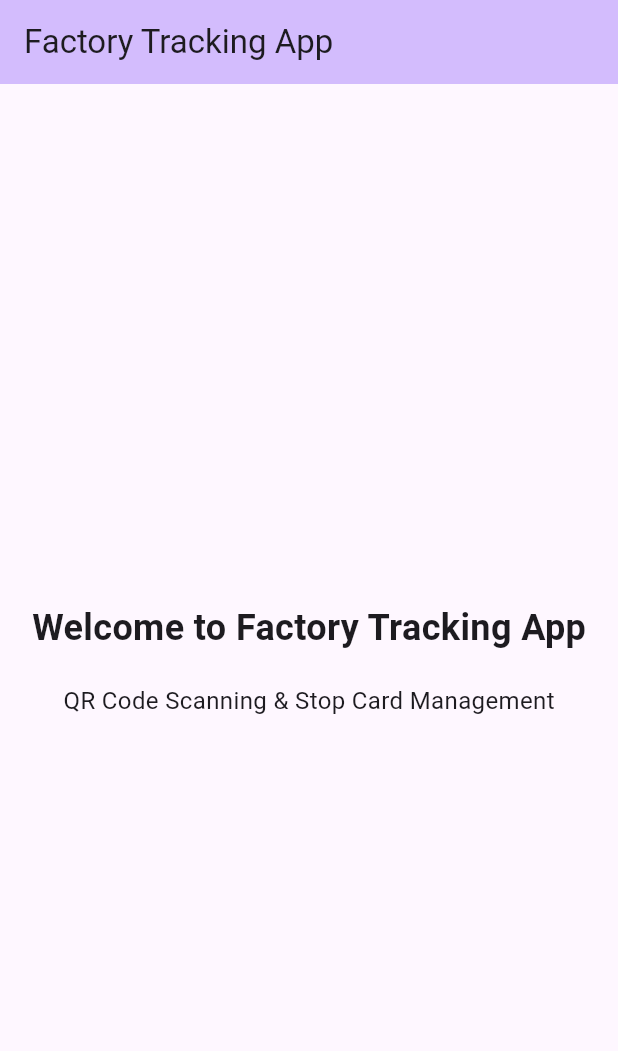
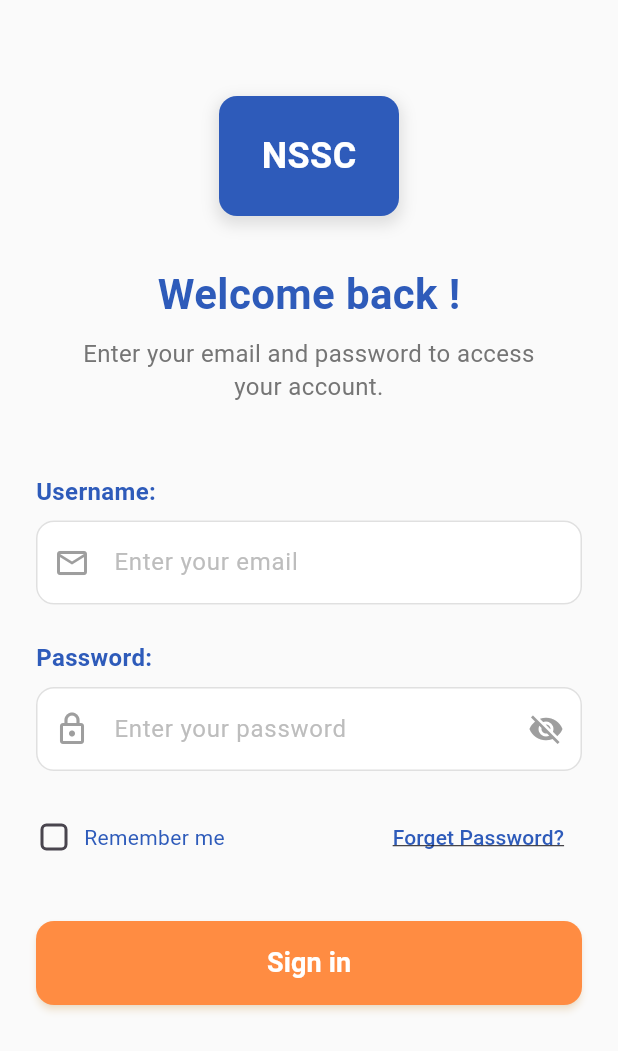
Before and after one commit to omarkhaledf99-hash/NSSC, a Flutter app: the screen it shows after launch, on a phone screen of 412 x 824 dp. Shown: the top 1051 px of the screen. Run offline on Flutter 3.47's test engine with Material 3 defaults, Android fonts, the phone set to English and light mode, and no system bars; our stand-ins replace flutter_secure_storage, shared_preferences; accounts and stored records are empty.

Commit message:
feat(auth): add secure authentication flow with splash and login screens
- Add flutter_secure_storage for JWT token management
- Implement splash screen with auth status check
- Create login screen with form validation
- Add auth service for API communication
- Update platform registrants for new dependencies

```diff
--- a/factory_tracking_app/lib/main.dart
+++ b/factory_tracking_app/lib/main.dart
@@ -3,6 +3,7 @@ import 'package:provider/provider.dart';
 import 'providers/auth_provider.dart';
 import 'providers/checkpoint_provider.dart';
 import 'providers/stopcard_provider.dart';
+import 'screens/splash_screen.dart';
 
 void main() {
   runApp(const MyApp());
@@ -30,7 +31,7 @@ class MyApp extends StatelessWidget {
           colorScheme: ColorScheme.fromSeed(seedColor: Colors.deepPurple),
           useMaterial3: true,
         ),
-        home: const MyHomePage(title: 'Factory Tracking App'),
+        home: const SplashScreen(),
       ),
     );
   }
--- /dev/null
+++ b/factory_tracking_app/lib/screens/login_screen.dart
@@ -0,0 +1,409 @@
+import 'package:flutter/material.dart';
+import '../services/auth_service.dart';
+
+class LoginScreen extends StatefulWidget {
+  const LoginScreen({Key? key}) : super(key: key);
+
+  @override
+  State<LoginScreen> createState() => _LoginScreenState();
+}
+
+class _LoginScreenState extends State<LoginScreen> {
+  final _formKey = GlobalKey<FormState>();
+  final _emailController = TextEditingController();
+  final _passwordController = TextEditingController();
+
+  bool _isLoading = false;
+  bool _rememberMe = false;
+  bool _obscurePassword = true;
+  String? _errorMessage;
+
+  @override
+  void dispose() {
+    _emailController.dispose();
+    _passwordController.dispose();
+    super.dispose();
+  }
+
+  String? _validateEmail(String? value) {
+    if (value == null || value.isEmpty) {
+      return 'Please enter your email';
+    }
+    if (!RegExp(r'^[\w-\.]+@([\w-]+\.)+[\w-]{2,4}$').hasMatch(value)) {
+      return 'Please enter a valid email address';
+    }
+    return null;
+  }
+
+  String? _validatePassword(String? value) {
+    if (value == null || value.isEmpty) {
+      return 'Please enter your password';
+    }
+    if (value.length < 6) {
+      return 'Password must be at least 6 characters';
+    }
+    return null;
+  }
+
+  Future<void> _handleLogin() async {
+    if (!_formKey.currentState!.validate()) {
+      return;
+    }
+
+    setState(() {
+      _isLoading = true;
+      _errorMessage = null;
+    });
+
+    try {
+      final result = await AuthService.login(
+        email: _emailController.text.trim(),
+        password: _passwordController.text,
+        rememberMe: _rememberMe,
+      );
+
+      if (!mounted) return;
+
+      if (result['success']) {
+        // Navigate based on user role
+        final userRole = result['role'];
+        _navigateToDashboard(userRole);
+      } else {
+        setState(() {
+          _errorMessage = result['message'];
+        });
+      }
+    } catch (e) {
+      if (mounted) {
+        setState(() {
+          _errorMessage = 'An unexpected error occurred. Please try again.';
+        });
+      }
+    } finally {
+      if (mounted) {
+        setState(() {
+          _isLoading = false;
+        });
+      }
+    }
+  }
+
+  void _navigateToDashboard(String? userRole) {
+    // For now, show a success message
+    // Replace with actual navigation when dashboards are implemented
+    ScaffoldMessenger.of(context).showSnackBar(
+      SnackBar(
+        content: Text('Login successful! Role: ${userRole ?? 'Unknown'}'),
+        backgroundColor: Colors.green,
+        duration: const Duration(seconds: 3),
+      ),
+    );
+
+    // TODO: Navigate to appropriate dashboard based on role
+    // Navigator.of(context).pushReplacementNamed('/dashboard');
+  }
+
+  @override
+  Widget build(BuildContext context) {
+    return Scaffold(
+      backgroundColor: Colors.grey[50],
+      body: SafeArea(
+        child: SingleChildScrollView(
+          padding: const EdgeInsets.all(24.0),
+          child: Form(
+            key: _formKey,
+            child: Column(
+              crossAxisAlignment: CrossAxisAlignment.stretch,
+              children: [
+                const SizedBox(height: 40),
+
+                // Logo and Title
+                Center(
+                  child: Column(
+                    children: [
+                      Container(
+                        width: 120,
+                        height: 80,
+                        decoration: BoxDecoration(
+                          color: const Color(0xFF2E5BBA),
+                          borderRadius: BorderRadius.circular(12),
+                          boxShadow: [
+                            BoxShadow(
+                              color: Colors.grey.withOpacity(0.3),
+                              spreadRadius: 2,
+                              blurRadius: 8,
+                              offset: const Offset(0, 4),
+                            ),
+                          ],
+                        ),
+                        child: const Center(
+                          child: Text(
+                            'NSSC',
+                            style: TextStyle(
+                              color: Colors.white,
+                              fontSize: 24,
+                              fontWeight: FontWeight.bold,
+                            ),
+                          ),
+                        ),
+                      ),
+                      const SizedBox(height: 32),
+                      const Text(
+                        'Welcome back !',
+                        style: TextStyle(
+                          fontSize: 28,
+                          fontWeight: FontWeight.bold,
+                          color: Color(0xFF2E5BBA),
+                        ),
+                      ),
+                      const SizedBox(height: 8),
+                      Text(
+                        'Enter your email and password to access\nyour account.',
+                        textAlign: TextAlign.center,
+                        style: TextStyle(
+                          fontSize: 16,
+                          color: Colors.grey[600],
+                          height: 1.4,
+                        ),
+                      ),
+                    ],
+                  ),
+                ),
+
+                const SizedBox(height: 48),
+
+                // Error Message
+                if (_errorMessage != null)
+                  Container(
+                    padding: const EdgeInsets.all(12),
+                    margin: const EdgeInsets.only(bottom: 16),
+                    decoration: BoxDecoration(
+                      color: Colors.red[50],
+                      border: Border.all(color: Colors.red[200]!),
+                      borderRadius: BorderRadius.circular(8),
+                    ),
+                    child: Row(
+                      children: [
+                        Icon(Icons.error_outline, color: Colors.red[600], size: 20),
+                        const SizedBox(width: 8),
+                        Expanded(
+                          child: Text(
+                            _errorMessage!,
+                            style: TextStyle(
+                              color: Colors.red[700],
+                              fontSize: 14,
+                            ),
+                          ),
+                        ),
+                      ],
+                    ),
+                  ),
+
+                // Email Field
+                Column(
+                  crossAxisAlignment: CrossAxisAlignment.start,
+                  children: [
+                    const Text(
+                      'Username:',
+                      style: TextStyle(
+                        fontSize: 16,
+                        fontWeight: FontWeight.w600,
+                        color: Color(0xFF2E5BBA),
+                      ),
+                    ),
+                    const SizedBox(height: 8),
+                    TextFormField(
+                      controller: _emailController,
+                      keyboardType: TextInputType.emailAddress,
+                      textInputAction: TextInputAction.next,
+                      validator: _validateEmail,
+                      style: const TextStyle(fontSize: 16),
+                      decoration: InputDecoration(
+                        hintText: 'Enter your email',
+                        hintStyle: TextStyle(color: Colors.grey[400]),
+                        prefixIcon: Icon(Icons.email_outlined, color: Colors.grey[500]),
+                        filled: true,
+                        fillColor: Colors.white,
+                        border: OutlineInputBorder(
+                          borderRadius: BorderRadius.circular(12),
+                          borderSide: BorderSide(color: Colors.grey[300]!),
+                        ),
+                        enabledBorder: OutlineInputBorder(
+                          borderRadius: BorderRadius.circular(12),
+                          borderSide: BorderSide(color: Colors.grey[300]!),
+                        ),
+                        focusedBorder: OutlineInputBorder(
+                          borderRadius: BorderRadius.circular(12),
+                          borderSide: const BorderSide(color: Color(0xFF2E5BBA), width: 2),
+                        ),
+                        errorBorder: OutlineInputBorder(
+                          borderRadius: BorderRadius.circular(12),
+                          borderSide: const BorderSide(color: Colors.red, width: 2),
+                        ),
+                        contentPadding: const EdgeInsets.symmetric(horizontal: 16, vertical: 16),
+                      ),
+                    ),
+                  ],
+                ),
+
+                const SizedBox(height: 24),
+
+                // Password Field
+                Column(
+                  crossAxisAlignment: CrossAxisAlignment.start,
+                  children: [
+                    const Text(
+                      'Password:',
+                      style: TextStyle(
+                        fontSize: 16,
+                        fontWeight: FontWeight.w600,
+                        color: Color(0xFF2E5BBA),
+                      ),
+                    ),
+                    const SizedBox(height: 8),
+                    TextFormField(
+                      controller: _passwordController,
+                      obscureText: _obscurePassword,
+                      textInputAction: TextInputAction.done,
+                      validator: _validatePassword,
+                      style: const TextStyle(fontSize: 16),
+                      onFieldSubmitted: (_) => _handleLogin(),
+                      decoration: InputDecoration(
+                        hintText: 'Enter your password',
+                        hintStyle: TextStyle(color: Colors.grey[400]),
+                        prefixIcon: Icon(Icons.lock_outlined, color: Colors.grey[500]),
+                        suffixIcon: IconButton(
+                          icon: Icon(
+                            _obscurePassword ? Icons.visibility_off : Icons.visibility,
+                            color: Colors.grey[500],
+                          ),
+                          onPressed: () {
+                            setState(() {
+                              _obscurePassword = !_obscurePassword;
+                            });
+                          },
+                        ),
+                        filled: true,
+                        fillColor: Colors.white,
+                        border: OutlineInputBorder(
+                          borderRadius: BorderRadius.circular(12),
+                          borderSide: BorderSide(color: Colors.grey[300]!),
+                        ),
+                        enabledBorder: OutlineInputBorder(
+                          borderRadius: BorderRadius.circular(12),
+                          borderSide: BorderSide(color: Colors.grey[300]!),
+                        ),
+                        focusedBorder: OutlineInputBorder(
+                          borderRadius: BorderRadius.circular(12),
+                          borderSide: const BorderSide(color: Color(0xFF2E5BBA), width: 2),
+                        ),
+                        errorBorder: OutlineInputBorder(
+                          borderRadius: BorderRadius.circular(12),
+                          borderSide: const BorderSide(color: Colors.red, width: 2),
+                        ),
+                        contentPadding: const EdgeInsets.symmetric(horizontal: 16, vertical: 16),
+                      ),
+                    ),
+                  ],
+                ),
+
+                const SizedBox(height: 20),
+
+                // Remember Me and Forgot Password
+                Row(
+                  mainAxisAlignment: MainAxisAlignment.spaceBetween,
+                  children: [
+                    Row(
+                      children: [
+                        SizedBox(
+                          width: 24,
+                          height: 24,
+                          child: Checkbox(
+                            value: _rememberMe,
+                            onChanged: (value) {
+                              setState(() {
+                                _rememberMe = value ?? false;
+                              });
+                            },
+                            activeColor: const Color(0xFF2E5BBA),
+                            shape: RoundedRectangleBorder(
+                              borderRadius: BorderRadius.circular(4),
+                            ),
+                          ),
+                        ),
+                        const SizedBox(width: 8),
+                        const Text(
+                          'Remember me',
+                          style: TextStyle(
+                            fontSize: 14,
+                            color: Color(0xFF2E5BBA),
+                          ),
+                        ),
+                      ],
+                    ),
+                    TextButton(
+                      onPressed: () {
+                        // TODO: Implement forgot password
+                        ScaffoldMessenger.of(context).showSnackBar(
+                          const SnackBar(
+                            content: Text('Forgot password feature coming soon'),
+                          ),
+                        );
+                      },
+                      child: const Text(
+                        'Forget Password?',
+                        style: TextStyle(
+                          fontSize: 14,
+                          color: Color(0xFF2E5BBA),
+                          decoration: TextDecoration.underline,
+                        ),
+                      ),
+                    ),
+                  ],
+                ),
+
+                const SizedBox(height: 32),
+
+                // Login Button
+                SizedBox(
+                  height: 56,
+                  child: ElevatedButton(
+                    onPressed: _isLoading ? null : _handleLogin,
+                    style: ElevatedButton.styleFrom(
+                      backgroundColor: const Color(0xFFFF8C42),
+                      foregroundColor: Colors.white,
+                      elevation: 2,
+                      shadowColor: Colors.orange.withOpacity(0.3),
+                      shape: RoundedRectangleBorder(
+                        borderRadius: BorderRadius.circular(12),
+                      ),
+                      disabledBackgroundColor: Colors.grey[300],
+                    ),
+                    child: _isLoading
+                        ? const SizedBox(
+                            width: 24,
+                            height: 24,
+                            child: CircularProgressIndicator(
+                              strokeWidth: 2,
+                              valueColor: AlwaysStoppedAnimation<Color>(Colors.white),
+                            ),
+                          )
+                        : const Text(
+                            'Sign in',
+                            style: TextStyle(
+                              fontSize: 18,
+                              fontWeight: FontWeight.w600,
+                            ),
+                          ),
+                  ),
+                ),
+
+                const SizedBox(height: 40),
+              ],
+            ),
+          ),
+        ),
+      ),
+    );
+  }
+}
--- /dev/null
+++ b/factory_tracking_app/lib/services/auth_service.dart
@@ -0,0 +1,116 @@
+import 'dart:convert';
+import 'package:flutter_secure_storage/flutter_secure_storage.dart';
+import 'package:http/http.dart' as http;
+
+class AuthService {
+  static const _storage = FlutterSecureStorage();
+  static const String _tokenKey = 'jwt_token';
+  static const String _userRoleKey = 'user_role';
+  static const String _rememberMeKey = 'remember_me';
+
+  // Base URL for API - replace with your actual API endpoint
+  static const String baseUrl = 'https://your-api-endpoint.com';
+
+  /// Check if user is logged in
+  static Future<bool> isLoggedIn() async {
+    final token = await _storage.read(key: _tokenKey);
+    final rememberMe = await _storage.read(key: _rememberMeKey);
+
+    if (token != null && rememberMe == 'true') {
+      // Optionally validate token with server
+      return await _validateToken(token);
+    }
+
+    return token != null;
+  }
+
+  /// Login with email and password
+  static Future<Map<String, dynamic>> login({
+    required String email,
+    required String password,
+    required bool rememberMe,
+  }) async {
+    try {
+      final response = await http.post(
+        Uri.parse('$baseUrl/auth/login'),
+        headers: {
+          'Content-Type': 'application/json',
+        },
+        body: json.encode({
+          'email': email,
+          'password': password,
+        }),
+      );
+
+      if (response.statusCode == 200) {
+        final data = json.decode(response.body);
+        final token = data['token'];
+        final userRole = data['user']['role'];
+
+        // Store token and user info securely
+        await _storage.write(key: _tokenKey, value: token);
+        await _storage.write(key: _userRoleKey, value: userRole);
+        await _storage.write(key: _rememberMeKey, value: rememberMe.toString());
+
+        return {
+          'success': true,
+          'token': token,
+          'role': userRole,
+          'user': data['user'],
+        };
+      } else {
+        final errorData = json.decode(response.body);
+        return {
+          'success': false,
+          'message': errorData['message'] ?? 'Login failed',
+        };
+      }
+    } catch (e) {
+      return {
+        'success': false,
+        'message': 'Network error. Please check your connection.',
+      };
+    }
+  }
+
+  /// Get stored JWT token
+  static Future<String?> getToken() async {
+    return await _storage.read(key: _tokenKey);
+  }
+
+  /// Get user role
+  static Future<String?> getUserRole() async {
+    return await _storage.read(key: _userRoleKey);
+  }
+
+  /// Logout user
+  static Future<void> logout() async {
+    await _storage.delete(key: _tokenKey);
+    await _storage.delete(key: _userRoleKey);
+    await _storage.delete(key: _rememberMeKey);
+  }
+
+  /// Validate token with server
+  static Future<bool> _validateToken(String token) async {
+    try {
+      final response = await http.get(
+        Uri.parse('$baseUrl/auth/validate'),
+        headers: {
+          'Authorization': 'Bearer $token',
+        },
+      );
+      return response.statusCode == 200;
+    } catch (e) {
+      return false;
+    }
+  }
+
+  /// Get authorization headers for API calls
+  static Future<Map<String, String>> getAuthHeaders() async {
+    final token = await getToken();
+    return {
+      'Content-Type': 'application/json',
+      if (token != null) 'Authorization': 'Bearer $token',
+    };
+  }
+}
--- a/factory_tracking_app/pubspec.yaml
+++ b/factory_tracking_app/pubspec.yaml
@@ -21,6 +21,9 @@ dependencies:
 
   # Local storage for tokens
   shared_preferences: ^2.2.2
+
+  # Secure storage for JWT tokens
+  flutter_secure_storage: ^9.0.0
 
   # QR code scanning (temporarily disabled due to build issues)
   # qr_code_scanner: ^1.0.1
```
Also changed, not shown: factory_tracking_app/lib/screens/splash_screen.dart (added, +188 -0 lines), factory_tracking_app/pubspec.lock, 3 other files.
